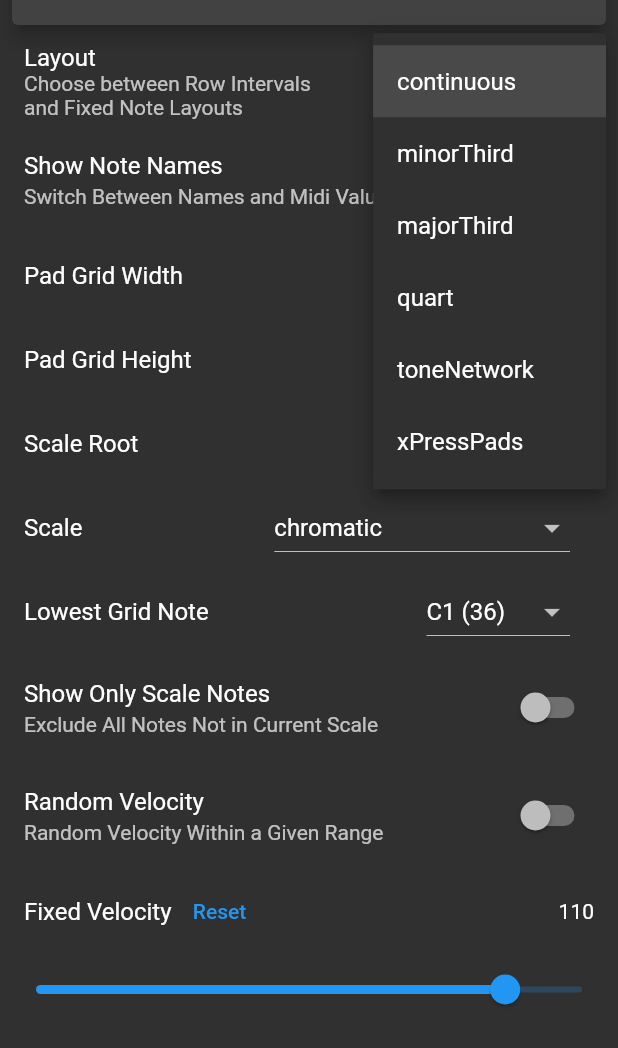
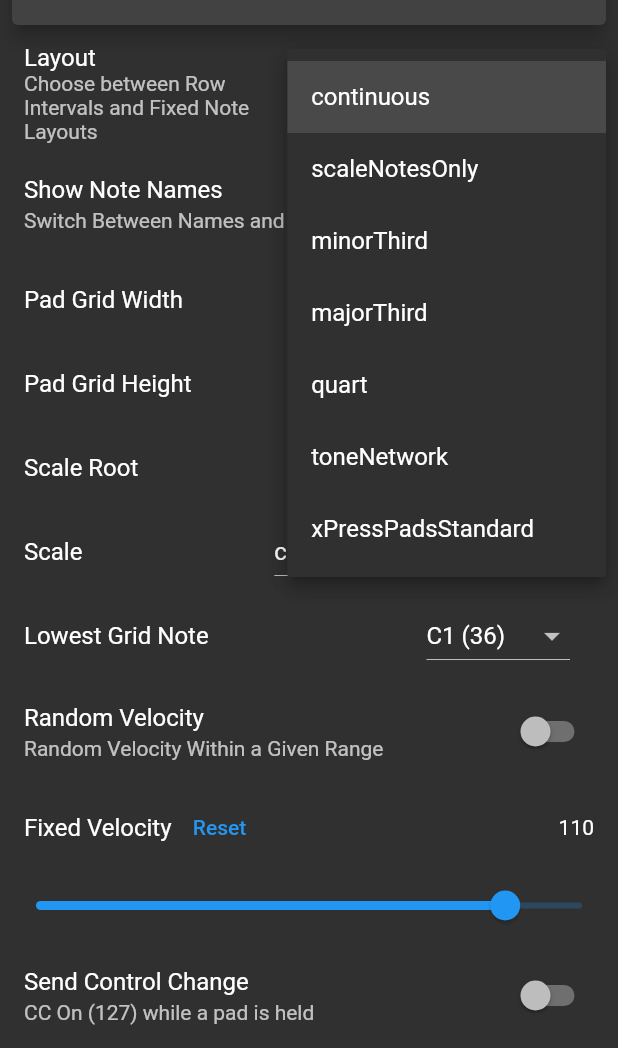
Before and after one commit to anzbert/beat_pads, a Flutter app: the PadsScreen screen opened directly, after a tap on "continuous", on a phone screen of 412 x 824 dp, the part 188-1236 px from its top. Run offline on Flutter 3.47's test engine with Material 2 defaults, Android fonts, the light colour scheme and no system bars; our stand-ins replace animated_text_kit, rive, wakelock; missing offline and left inert: flutter_midi_command.

Commit message:
refactor scaleonly, layouts and pad grid creation

```diff
--- a/lib/components/drop_down_notes.dart
+++ b/lib/components/drop_down_notes.dart
@@ -1,3 +1,4 @@
+import 'package:beat_pads/services/pads_layouts.dart';
 import 'package:flutter/material.dart';
 
 import 'package:beat_pads/services/midi_utils.dart';
@@ -8,12 +9,12 @@
       required this.rootNote,
       required this.setValue,
       required this.readValue,
-      this.onlyScaleNotes = false,
+      this.layout = Layout.continuous,
       Key? key})
-      : usedScale = onlyScaleNotes ? scale : "chromatic",
+      : usedScale = layout == Layout.scaleNotesOnly ? scale : "chromatic",
         super(key: key);
 
-  final bool onlyScaleNotes;
+  final Layout layout;
   final int rootNote;
   final String usedScale;
   final String scale;
--- a/lib/components/pads_menu.dart
+++ b/lib/components/pads_menu.dart
@@ -71,18 +71,9 @@
                 setValue: (v) => settings.baseNote = v,
                 readValue: settings.baseNote,
                 rootNote: settings.rootNote,
-                onlyScaleNotes: settings.onlyScaleNotes,
+                layout: settings.layout,
                 scale: settings.scale,
               ),
-            ),
-          if (settings.layout == Layout.continuous && variableGrid)
-            ListTile(
-              title: Text("Show Only Scale Notes"),
-              subtitle: Text("Exclude All Notes Not in Current Scale"),
-              trailing: Switch(
-                  value: settings.onlyScaleNotes,
-                  onChanged: (value) =>
-                      settings.onlyScaleNotes = !settings.onlyScaleNotes),
             ),
           ListTile(
             title: Text("Random Velocity"),
--- a/lib/services/midi_const.dart
+++ b/lib/services/midi_const.dart
@@ -30,15 +30,23 @@
 // Scales (thx to gleitz [https://gist.github.com/gleitz/6845751])
 const Map<String, List<int>> midiScales = {
   'chromatic': [0, 1, 2, 3, 4, 5, 6, 7, 8, 9, 10, 11],
+  'major': [0, 2, 4, 5, 7, 9, 11],
   'minor': [0, 2, 3, 5, 7, 8, 10],
   'harmonic minor': [0, 2, 3, 5, 7, 8, 11],
   'natural minor': [0, 2, 3, 5, 7, 8, 10],
   'melodic minor': [0, 2, 3, 5, 7, 9, 11],
-  'major': [0, 2, 4, 5, 7, 9, 11],
+  'pentatonic minor': [0, 3, 5, 7, 10],
+  'pentatonic major': [0, 2, 4, 7, 9],
   'natural major': [0, 2, 4, 5, 7, 9, 11],
   'ionian': [0, 2, 4, 5, 7, 9, 11],
+  'dorian': [0, 2, 3, 5, 7, 9, 10],
+  'phrygian': [0, 1, 3, 5, 7, 8, 10],
+  'lydian': [0, 2, 4, 6, 7, 9, 11],
+  'mixolydian': [0, 2, 4, 5, 7, 9, 10],
+  'aeolian': [0, 2, 3, 5, 7, 8, 10],
+  'locrian': [0, 1, 3, 5, 6, 8, 10],
+  'flamenco': [0, 1, 3, 4, 5, 7, 8, 10],
   'spanish 8 tone': [0, 1, 3, 4, 5, 6, 8, 10],
-  'flamenco': [0, 1, 3, 4, 5, 7, 8, 10],
   'symmetrical': [0, 1, 3, 4, 6, 7, 9, 10],
   'inverted diminished': [0, 1, 3, 4, 6, 7, 9, 10],
   'diminished': [0, 2, 3, 5, 6, 8, 9, 11],
@@ -46,69 +54,58 @@
   'augmented': [0, 3, 4, 7, 8, 11],
   '3 semitone': [0, 3, 6, 9],
   '4 semitone': [0, 4, 8],
-  'locrian ultra': [0, 1, 3, 4, 6, 8, 9],
-  'locrian super': [0, 1, 3, 4, 6, 8, 10],
   'indian': [0, 1, 3, 4, 7, 8, 10],
-  'locrian': [0, 1, 3, 5, 6, 8, 10],
-  'phrygian': [0, 1, 3, 5, 7, 8, 10],
+  'javanese': [0, 1, 3, 5, 7, 9, 10],
   'neapolitan minor': [0, 1, 3, 5, 7, 8, 11],
-  'javanese': [0, 1, 3, 5, 7, 9, 10],
   'neapolitan major': [0, 1, 3, 5, 7, 9, 11],
   'todi': [0, 1, 3, 6, 7, 8, 11],
   'persian': [0, 1, 4, 5, 6, 8, 11],
   'oriental': [0, 1, 4, 5, 6, 9, 10],
-  'phrygian major': [0, 1, 4, 5, 7, 8, 10],
+  'blues': [0, 3, 5, 6, 7, 10],
   'spanish': [0, 1, 4, 5, 7, 8, 10],
   'jewish': [0, 1, 4, 5, 7, 8, 10],
+  'gypsy': [0, 1, 4, 5, 7, 8, 11],
   'double harmonic': [0, 1, 4, 5, 7, 8, 11],
-  'gypsy': [0, 1, 4, 5, 7, 8, 11],
   'byzantine': [0, 1, 4, 5, 7, 8, 11],
   'chahargah': [0, 1, 4, 5, 7, 8, 11],
   'marva': [0, 1, 4, 6, 7, 9, 11],
   'enigmatic': [0, 1, 4, 6, 8, 10, 11],
-  'locrian natural': [0, 2, 3, 5, 6, 8, 10],
-  'aeolian': [0, 2, 3, 5, 7, 8, 10],
+  'hungarian minor': [0, 2, 3, 6, 7, 8, 11],
+  'hungarian major': [0, 3, 4, 6, 7, 9, 10],
+  'algerian 1': [0, 2, 3, 6, 7, 8, 11],
   'algerian 2': [0, 2, 3, 5, 7, 8, 10],
-  'hungarian minor': [0, 2, 3, 6, 7, 8, 11],
-  'algerian': [0, 2, 3, 6, 7, 8, 11],
-  'algerian 1': [0, 2, 3, 6, 7, 8, 11],
   'mohammedan': [0, 2, 3, 5, 7, 8, 11],
-  'dorian': [0, 2, 3, 5, 7, 9, 10],
-  'hungarian gypsy': [0, 2, 3, 6, 7, 8, 11],
   'romanian': [0, 2, 3, 6, 7, 9, 10],
-  'locrian major': [0, 2, 4, 5, 6, 8, 10],
   'arabian': [0, 1, 4, 5, 7, 8, 11],
   'hindu': [0, 2, 4, 5, 7, 8, 10],
   'ethiopian': [0, 2, 4, 5, 7, 8, 11],
-  'mixolydian': [0, 2, 4, 5, 7, 9, 10],
+  'phrygian major': [0, 1, 4, 5, 7, 8, 10],
+  'harmonic major': [0, 2, 4, 5, 8, 9, 11],
   'mixolydian augmented': [0, 2, 4, 5, 8, 9, 10],
-  'harmonic major': [0, 2, 4, 5, 8, 9, 11],
   'lydian minor': [0, 2, 4, 6, 7, 8, 10],
   'lydian dominant': [0, 2, 4, 6, 7, 9, 10],
+  'lydian augmented': [0, 2, 4, 6, 8, 9, 10],
+  'locrian major': [0, 2, 4, 5, 6, 8, 10],
+  'locrian natural': [0, 2, 3, 5, 6, 8, 10],
+  'locrian super': [0, 1, 3, 4, 6, 8, 10],
+  'locrian ultra': [0, 1, 3, 4, 6, 8, 9],
   'overtone': [0, 2, 4, 6, 7, 9, 10],
-  'lydian': [0, 2, 4, 6, 7, 9, 11],
-  'lydian augmented': [0, 2, 4, 6, 8, 9, 10],
   'leading whole tone': [0, 2, 4, 6, 8, 10, 11],
-  'blues': [0, 3, 5, 6, 7, 10],
-  'hungarian major': [0, 3, 4, 6, 7, 9, 10],
-  'pb': [0, 1, 3, 6, 8],
   'balinese': [0, 1, 3, 7, 8],
-  'pe': [0, 1, 3, 7, 8],
   'pelog': [0, 1, 3, 7, 10],
+  'japanese': [0, 1, 5, 7, 8],
   'iwato': [0, 1, 5, 6, 10],
-  'japanese': [0, 1, 5, 7, 8],
   'kumoi': [0, 1, 5, 7, 8],
   'hirajoshi': [0, 2, 3, 7, 8],
   'pa': [0, 2, 3, 7, 8],
+  'pb': [0, 1, 3, 6, 8],
   'pd': [0, 2, 3, 7, 9],
-  'pentatonic major': [0, 2, 4, 7, 9],
-  'chinese': [0, 2, 4, 7, 9],
+  'pe': [0, 1, 3, 7, 8],
+  'pfcg': [0, 2, 4, 7, 9],
   'chinese 1': [0, 2, 4, 7, 9],
+  'chinese 2': [0, 4, 6, 7, 11],
   'mongolian': [0, 2, 4, 7, 9],
-  'pfcg': [0, 2, 4, 7, 9],
   'egyptian': [0, 2, 3, 6, 7, 8, 11],
-  'pentatonic minor': [0, 3, 5, 7, 10],
-  'chinese 2': [0, 4, 6, 7, 11],
   'altered': [0, 1, 3, 4, 6, 8, 10],
   'bebop dominant': [0, 2, 4, 5, 7, 9, 10, 11],
   'bebop dominant flatnine': [0, 1, 4, 5, 7, 9, 10, 11],
@@ -116,3 +113,22 @@
   'bebop minor': [0, 2, 3, 5, 7, 8, 9, 10],
   'bebop tonic minor': [0, 2, 3, 5, 7, 8, 9, 11]
 };
+
+const List<int> xPressPadsStandard = [
+  36,
+  42,
+  42,
+  36,
+  38,
+  46,
+  46,
+  38,
+  43,
+  50,
+  50,
+  43,
+  49,
+  51,
+  51,
+  49
+];
--- a/lib/services/pads_layouts.dart
+++ b/lib/services/pads_layouts.dart
@@ -1,16 +1,17 @@
 enum Layout {
   continuous,
+  scaleNotesOnly,
   minorThird,
   majorThird,
   quart,
   toneNetwork,
-  xPressPads
+  xPressPadsStandard
 }
 
 extension Variable on Layout {
   bool get variable {
     switch (this) {
-      case Layout.xPressPads:
+      case Layout.xPressPadsStandard:
         return false;
       default:
         return true;
--- a/lib/services/pads_utils.dart
+++ b/lib/services/pads_utils.dart
@@ -3,23 +3,37 @@
 import './midi_utils.dart';
 
 abstract class PadUtils {
-  static List<int> padNotesList(
-    int rootNote,
-    int baseNote,
-    int width,
-    int height,
-    List<int> scale,
-    bool scaleOnly,
-    Layout layout,
-  ) {
+  static createGridList(Layout layout, int base, int width, int height,
+      int rootNote, List<int> scale, int baseNote) {
     List<int> grid = [];
-    if (scaleOnly == true && layout == Layout.continuous) {
-      grid = scaleOnlyGridList(rootNote, scale, baseNote, width * height);
-    } else if (scaleOnly == false) {
-      grid = createGridList(layout, baseNote, width, height);
+
+    int semiTones;
+    switch (layout) {
+      case Layout.minorThird:
+        semiTones = 3;
+        break;
+      case Layout.majorThird:
+        semiTones = 4;
+        break;
+      case Layout.quart:
+        semiTones = 5;
+        break;
+      case Layout.toneNetwork:
+        return createToneNetworkList(base, width, height);
+      case Layout.xPressPadsStandard:
+        return xPressPadsStandard;
+      case Layout.scaleNotesOnly:
+        return scaleOnlyGridList(rootNote, scale, baseNote, width * height);
+      default:
+        semiTones = width;
+        break;
     }
 
-    if (grid.length != width * height) throw Exception("Pads: wrong grid size");
+    for (int row = 0; row < height; row++) {
+      for (int note = 0; note < width; note++) {
+        grid.add(base + row * semiTones + note);
+      }
+    }
     return grid;
   }
 
@@ -29,11 +43,10 @@
     int width,
     int height,
     List<int> scale,
-    bool scaleOnly,
     Layout layout,
   ) {
-    List<int> grid = padNotesList(
-        rootNote, baseNote, width, height, scale, scaleOnly, layout);
+    List<int> grid = createGridList(
+        layout, baseNote, width, height, rootNote, scale, baseNote);
 
     return List.generate(
       height,
@@ -66,37 +79,6 @@
     return grid;
   }
 
-  static createGridList(Layout layout, int base, int width, int height) {
-    List<int> grid = [];
-
-    int semiTones;
-    switch (layout) {
-      case Layout.minorThird:
-        semiTones = 3;
-        break;
-      case Layout.majorThird:
-        semiTones = 4;
-        break;
-      case Layout.quart:
-        semiTones = 5;
-        break;
-      case Layout.toneNetwork:
-        return createToneNetworkList(base, width, height);
-      case Layout.xPressPads:
-        return createXpressPadsList();
-      default:
-        semiTones = width;
-        break;
-    }
-
-    for (int row = 0; row < height; row++) {
-      for (int note = 0; note < width; note++) {
-        grid.add(base + row * semiTones + note);
-      }
-    }
-    return grid;
-  }
-
   static List<int> createToneNetworkList(int base, int width, int height) {
     List<int> grid = [];
 
@@ -107,28 +89,4 @@
     }
     return grid;
   }
-
-  // testing xpressPads
-  static List<int> createXpressPadsList() {
-    List<int> standard = [
-      36,
-      42,
-      42,
-      36,
-      38,
-      46,
-      46,
-      38,
-      43,
-      50,
-      50,
-      43,
-      49,
-      51,
-      51,
-      49
-    ];
-
-    return standard;
-  }
 }
```
Also changed, not shown: lib/state/settings.dart (+1 -13 lines).
